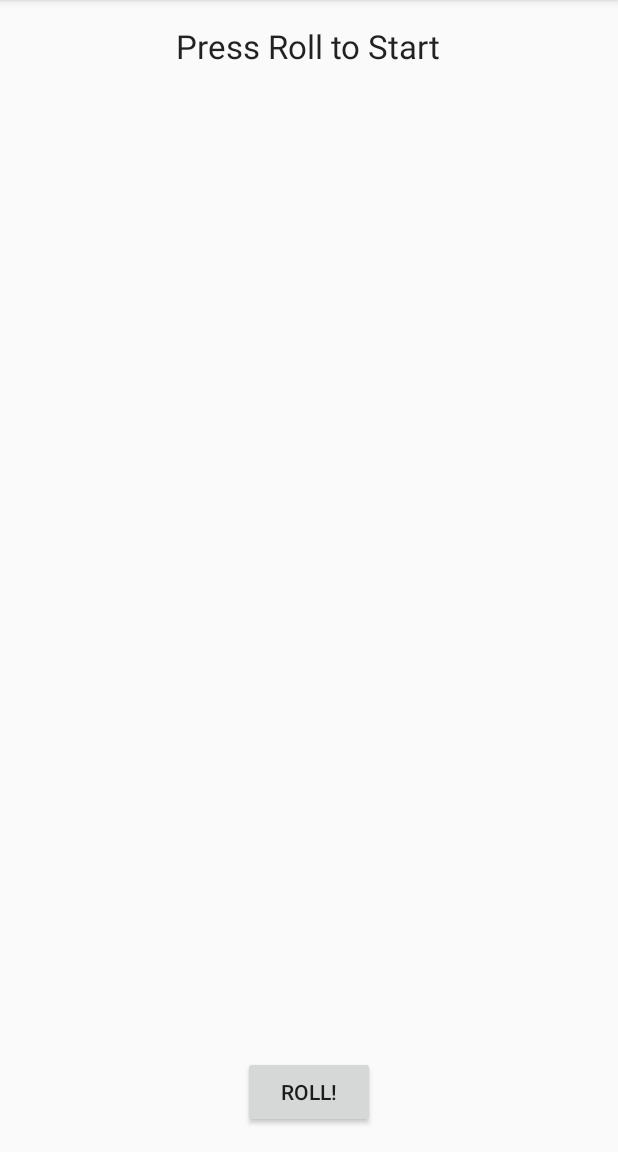
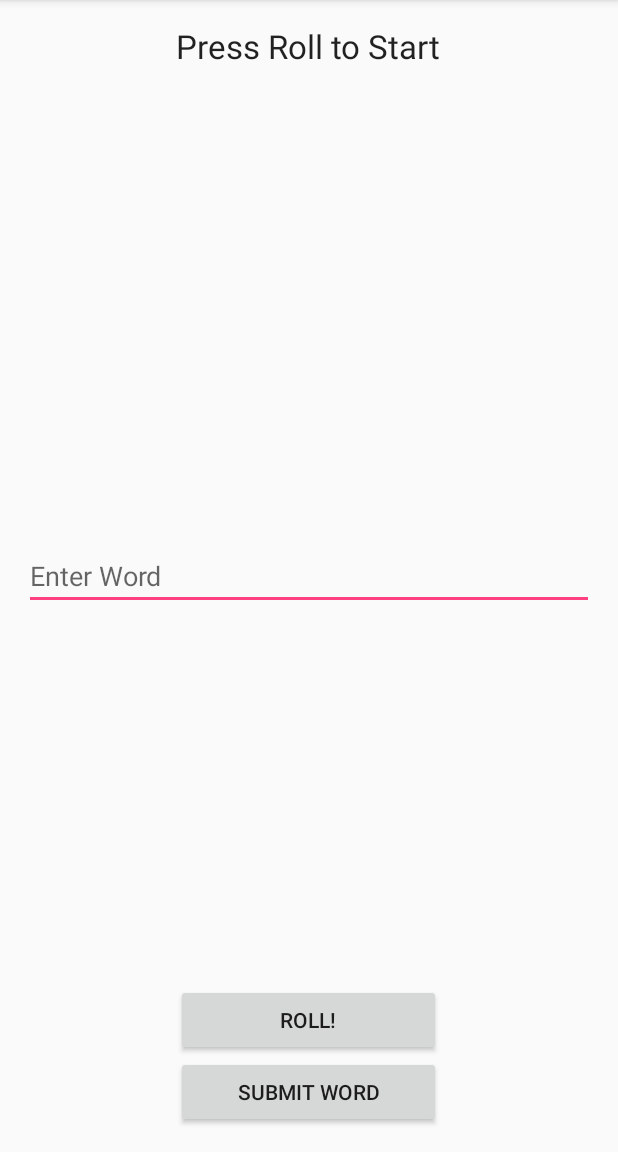
Before and after one commit to mikeschen/boggleAndroid, an Android app: the screen it shows after launch (MainActivity), on a phone screen of 412 x 824 dp, the part 84-1236 px from its top. Run offline under Robolectric (Android 15) with nearby library versions, the phone set to English and light mode, and no system bars; our stand-ins replace ButterKnife.

```diff
--- a/app/src/main/res/layout/activity_main.xml
+++ b/app/src/main/res/layout/activity_main.xml
@@ -10,12 +10,15 @@
     tools:context="com.example.guest.boggle.MainActivity">
 
     <Button
-        android:layout_width="wrap_content"
+        android:layout_width="match_parent"
         android:layout_height="wrap_content"
         android:text="Roll!"
         android:id="@+id/rollButton"
-        android:layout_alignParentBottom="true"
-        android:layout_centerHorizontal="true" />
+        android:layout_above="@+id/submitWord"
+        android:layout_alignLeft="@+id/titleTextView"
+        android:layout_alignStart="@+id/titleTextView"
+        android:layout_alignRight="@+id/titleTextView"
+        android:layout_alignEnd="@+id/titleTextView" />
 
     <TextView
         android:layout_width="match_parent"
@@ -38,4 +41,23 @@
         android:layout_alignParentTop="true"
         android:layout_centerHorizontal="true" />
 
+    <EditText
+        android:layout_width="match_parent"
+        android:layout_height="wrap_content"
+        android:id="@+id/editText"
+        android:hint="Enter Word"
+        android:layout_centerVertical="true"
+        android:layout_centerHorizontal="true" />
+
+    <Button
+        android:layout_width="match_parent"
+        android:layout_height="wrap_content"
+        android:text="Submit Word"
+        android:id="@+id/submitWord"
+        android:layout_alignParentBottom="true"
+        android:layout_alignRight="@+id/rollButton"
+        android:layout_alignEnd="@+id/rollButton"
+        android:layout_alignLeft="@+id/rollButton"
+        android:layout_alignStart="@+id/rollButton" />
+
 </RelativeLayout>
```
Also changed, not shown: app/src/main/java/com/example/guest/boggle/MainActivity.java (+27 -1 lines).
